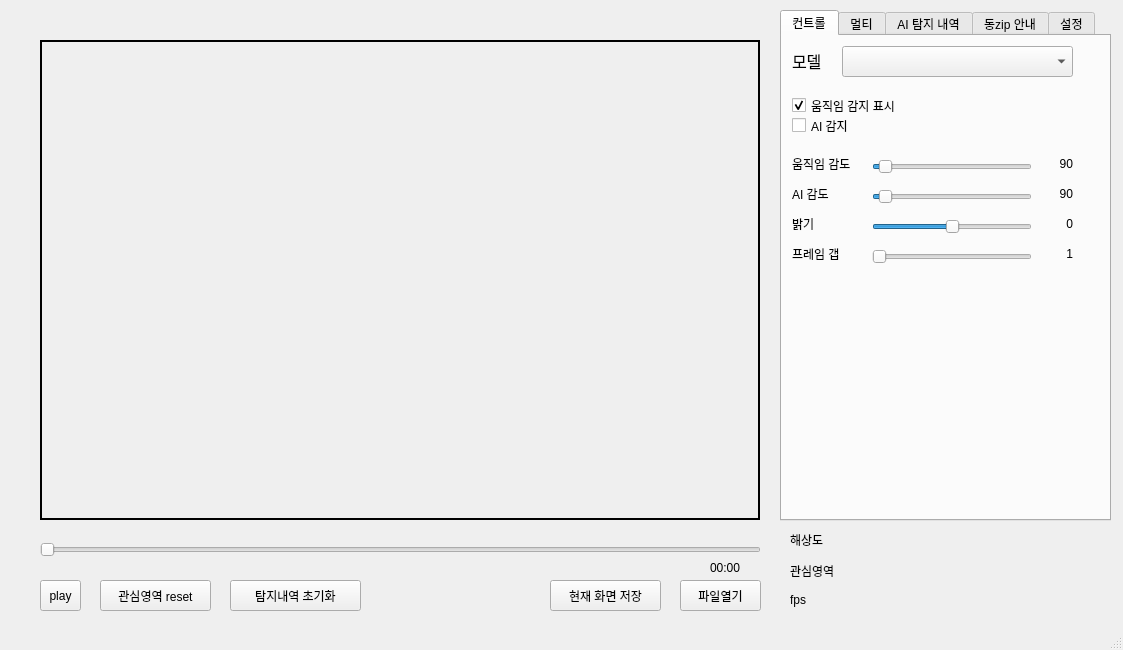
The window that rsc/ui/untitled.ui (polnet13/kimAI) describes before a commit, drawn with Qt 5.
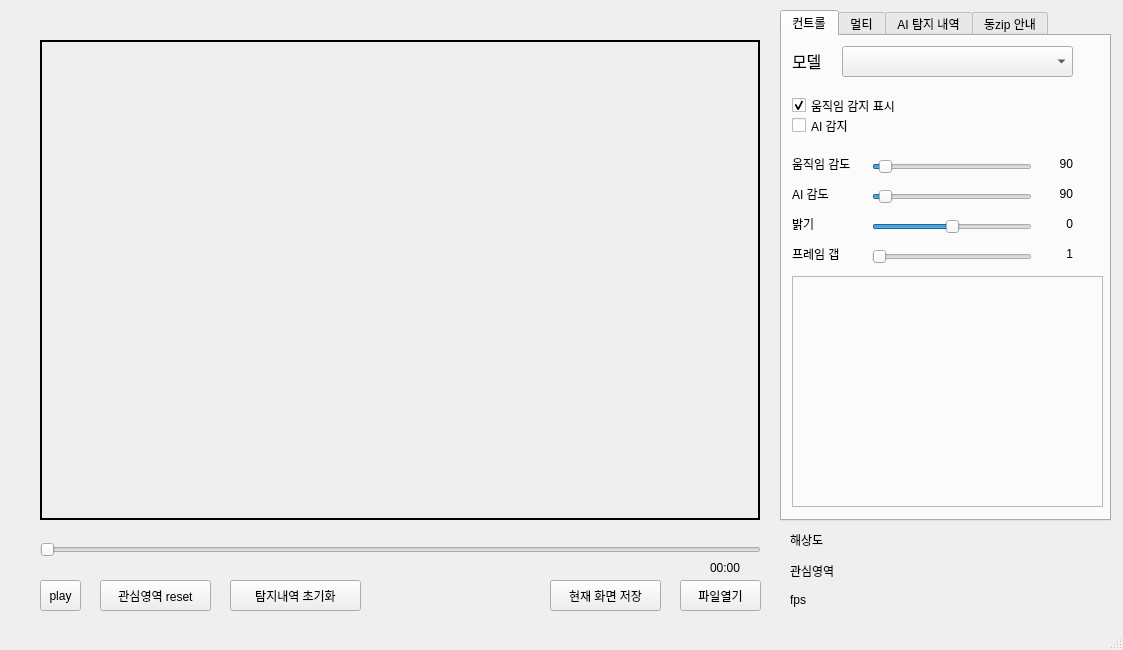
The same window after the commit.

Commit message: feat: Resize large videos for improved performance, implement responsive options, and replace instructions with tables

Diff of the .ui file:
```diff
--- a/rsc/ui/untitled.ui
+++ b/rsc/ui/untitled.ui
@@ -446,6 +446,22 @@
        <set>Qt::AlignRight|Qt::AlignTrailing|Qt::AlignVCenter</set>
       </property>
      </widget>
+     <widget class="QFrame" name="frame_option">
+      <property name="geometry">
+       <rect>
+        <x>10</x>
+        <y>240</y>
+        <width>311</width>
+        <height>231</height>
+       </rect>
+      </property>
+      <property name="frameShape">
+       <enum>QFrame::StyledPanel</enum>
+      </property>
+      <property name="frameShadow">
+       <enum>QFrame::Raised</enum>
+      </property>
+     </widget>
     </widget>
     <widget class="QWidget" name="tab_multi">
      <attribute name="title">
@@ -532,11 +548,6 @@
       </property>
      </widget>
     </widget>
-    <widget class="QWidget" name="tab_option">
-     <attribute name="title">
-      <string>설정</string>
-     </attribute>
-    </widget>
    </widget>
   </widget>
   <widget class="QStatusBar" name="statusbar">
```
Left out of the diff: 32 changed lines with no effect on the pictures. The commit also changes 10 other files.
